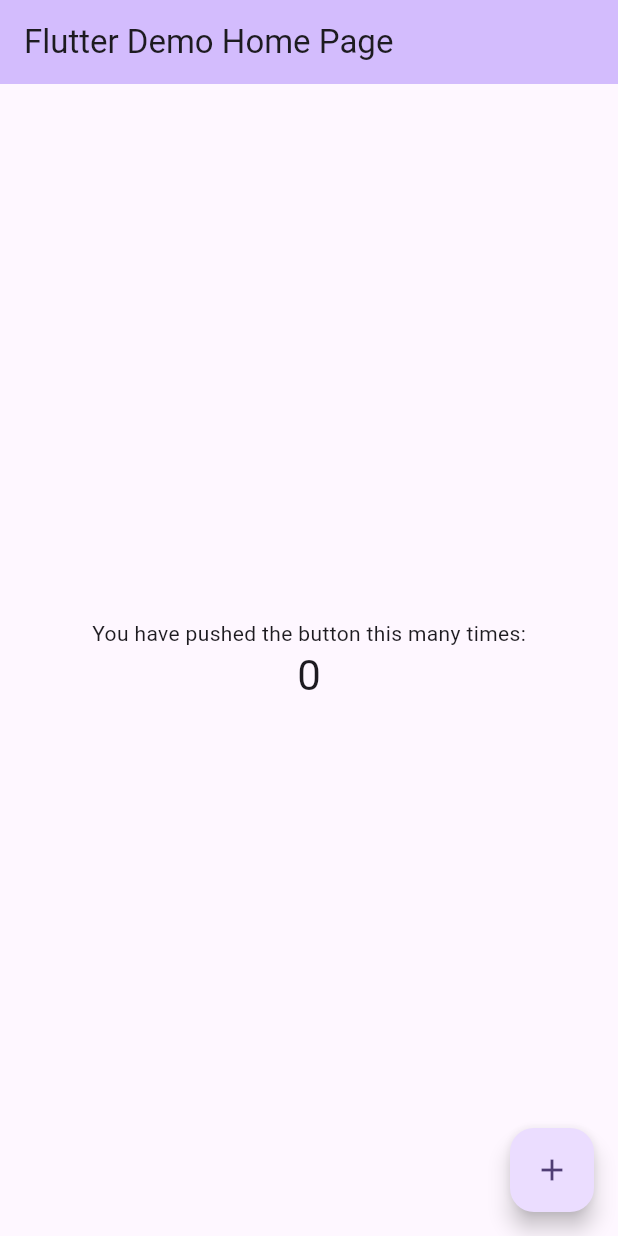
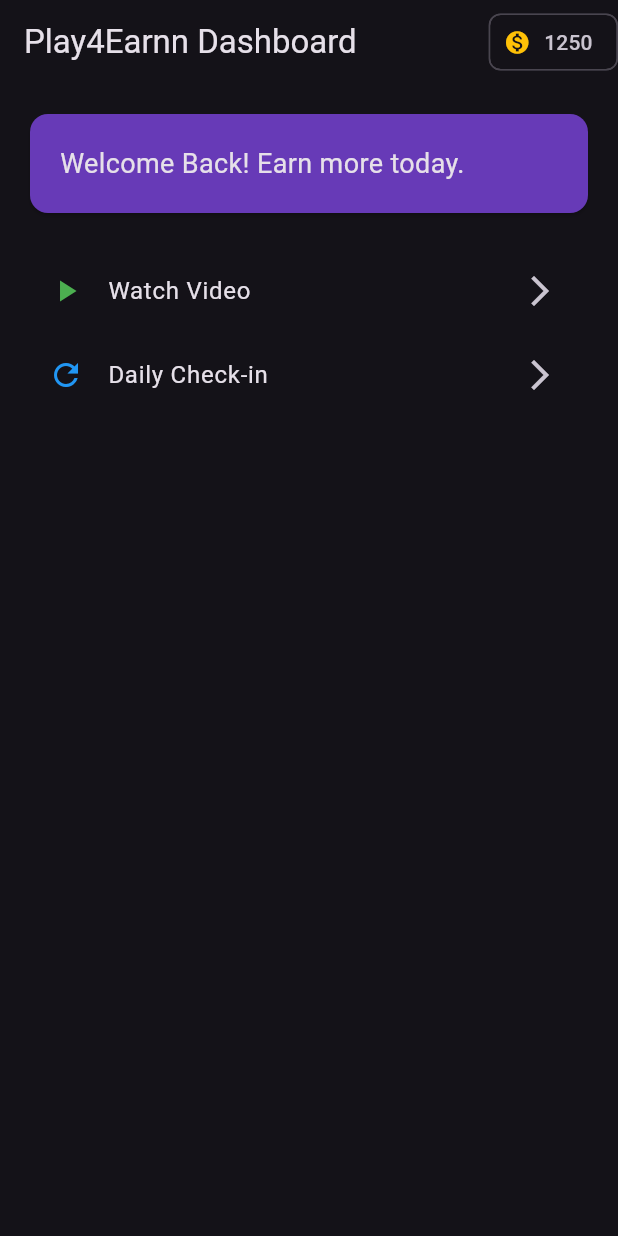
Before and after one commit to princsgroups/play4earnn-app, a Flutter app: the screen it shows after launch, on a phone screen of 412 x 824 dp. Run offline on Flutter 3.47's test engine with Material 3 defaults, Android fonts, the phone set to English and light mode, and no system bars.

Commit message:
Update main.dart

```diff
--- a/play_app/lib/main.dart
+++ b/play_app/lib/main.dart
@@ -1,121 +1,68 @@
 import 'package:flutter/material.dart';
 
 void main() {
-  runApp(const MyApp());
+  runApp(const Play4EarnnApp());
 }
 
-class MyApp extends StatelessWidget {
-  const MyApp({super.key});
+class Play4EarnnApp extends StatelessWidget {
+  const Play4EarnnApp({super.key});
 
-  // This widget is the root of your application.
   @override
   Widget build(BuildContext context) {
     return MaterialApp(
-      title: 'Flutter Demo',
-      theme: ThemeData(
-        // This is the theme of your application.
-        //
-        // TRY THIS: Try running your application with "flutter run". You'll see
-        // the application has a purple toolbar. Then, without quitting the app,
-        // try changing the seedColor in the colorScheme below to Colors.green
-        // and then invoke "hot reload" (save your changes or press the "hot
-        // reload" button in a Flutter-supported IDE, or press "r" if you used
-        // the command line to start the app).
-        //
-        // Notice that the counter didn't reset back to zero; the application
-        // state is not lost during the reload. To reset the state, use hot
-        // restart instead.
-        //
-        // This works for code too, not just values: Most code changes can be
-        // tested with just a hot reload.
-        colorScheme: .fromSeed(seedColor: Colors.deepPurple),
-      ),
-      home: const MyHomePage(title: 'Flutter Demo Home Page'),
+      debugShowCheckedModeBanner: false,
+      theme: ThemeData.dark(),
+      home: const DashboardScreen(),
     );
   }
 }
 
-class MyHomePage extends StatefulWidget {
-  const MyHomePage({super.key, required this.title});
-
-  // This widget is the home page of your application. It is stateful, meaning
-  // that it has a State object (defined below) that contains fields that affect
-  // how it looks.
-
-  // This class is the configuration for the state. It holds the values (in this
-  // case the title) provided by the parent (in this case the App widget) and
-  // used by the build method of the State. Fields in a Widget subclass are
-  // always marked "final".
-
-  final String title;
+class DashboardScreen extends StatefulWidget {
+  const DashboardScreen({super.key});
 
   @override
-  State<MyHomePage> createState() => _MyHomePageState();
+  State<DashboardScreen> createState() => _DashboardScreenState();
 }
 
-class _MyHomePageState extends State<MyHomePage> {
-  int _counter = 0;
-
-  void _incrementCounter() {
-    setState(() {
-      // This call to setState tells the Flutter framework that something has
-      // changed in this State, which causes it to rerun the build method below
-      // so that the display can reflect the updated values. If we changed
-      // _counter without calling setState(), then the build method would not be
-      // called again, and so nothing would appear to happen.
-      _counter++;
-    });
-  }
+class _DashboardScreenState extends State<DashboardScreen> {
+  int _coins = 1250;
 
   @override
   Widget build(BuildContext context) {
-    // This method is rerun every time setState is called, for instance as done
-    // by the _incrementCounter method above.
-    //
-    // The Flutter framework has been optimized to make rerunning build methods
-    // fast, so that you can just rebuild anything that needs updating rather
-    // than having to individually change instances of widgets.
     return Scaffold(
       appBar: AppBar(
-        // TRY THIS: Try changing the color here to a specific color (to
-        // Colors.amber, perhaps?) and trigger a hot reload to see the AppBar
-        // change color while the other colors stay the same.
-        backgroundColor: Theme.of(context).colorScheme.inversePrimary,
-        // Here we take the value from the MyHomePage object that was created by
-        // the App.build method, and use it to set our appbar title.
-        title: Text(widget.title),
+        title: const Text('Play4Earnn Dashboard'),
+        actions: [
+          Chip(
+            avatar: const Icon(Icons.monetization_on, color: Colors.amber),
+            label: Text('$_coins'),
+          ),
+        ],
       ),
-      body: Center(
-        // Center is a layout widget. It takes a single child and positions it
-        // in the middle of the parent.
-        child: Column(
-          // Column is also a layout widget. It takes a list of children and
-          // arranges them vertically. By default, it sizes itself to fit its
-          // children horizontally, and tries to be as tall as its parent.
-          //
-          // Column has various properties to control how it sizes itself and
-          // how it positions its children. Here we use mainAxisAlignment to
-          // center the children vertically; the main axis here is the vertical
-          // axis because Columns are vertical (the cross axis would be
-          // horizontal).
-          //
-          // TRY THIS: Invoke "debug painting" (choose the "Toggle Debug Paint"
-          // action in the IDE, or press "p" in the console), to see the
-          // wireframe for each widget.
-          mainAxisAlignment: .center,
-          children: [
-            const Text('You have pushed the button this many times:'),
-            Text(
-              '$_counter',
-              style: Theme.of(context).textTheme.headlineMedium,
+      body: ListView(
+        padding: const EdgeInsets.all(16),
+        children: [
+          const Card(
+            color: Colors.deepPurple,
+            child: Padding(
+              padding: EdgeInsets.all(20.0),
+              child: Text('Welcome Back! Earn more today.', style: TextStyle(fontSize: 18)),
             ),
-          ],
-        ),
-      ),
-      floatingActionButton: FloatingActionButton(
-        onPressed: _incrementCounter,
-        tooltip: 'Increment',
-        child: const Icon(Icons.add),
+          ),
+          const SizedBox(height: 20),
+          ListTile(
+            leading: const Icon(Icons.play_arrow, color: Colors.green),
+            title: const Text('Watch Video'),
+            trailing: const Icon(Icons.arrow_forward_ios),
+            onTap: () => setState(() => _coins += 100),
+          ),
+          ListTile(
+            leading: const Icon(Icons.refresh, color: Colors.blue),
+            title: const Text('Daily Check-in'),
+            trailing: const Icon(Icons.arrow_forward_ios),
+            onTap: () => setState(() => _coins += 50),
+          ),
+        ],
       ),
     );
   }
```
